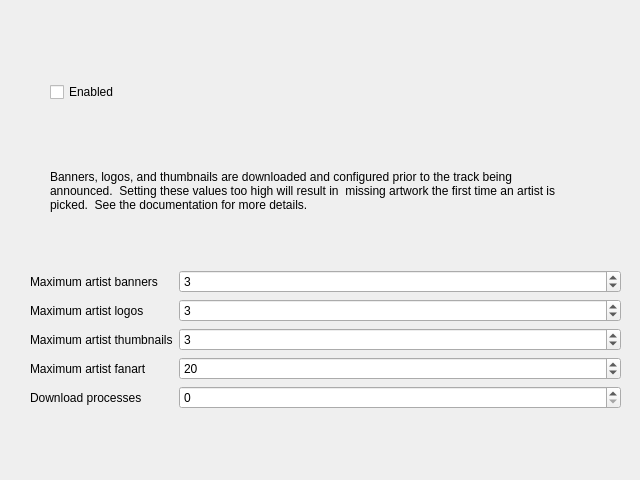
Old version of the form nowplaying/resources/artistextras_ui.ui in the repository e1miran/Now-Playing-Serato.
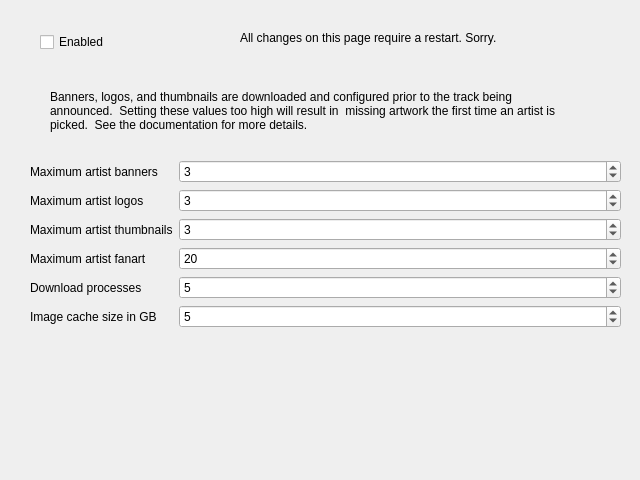
New version of the form.

Commit message: Stale diskcache entries cause image loss (#426)

What changed in the file:
```diff
--- a/nowplaying/resources/artistextras_ui.ui
+++ b/nowplaying/resources/artistextras_ui.ui
@@ -19,8 +19,8 @@
   <widget class="QCheckBox" name="artistextras_checkbox">
    <property name="geometry">
     <rect>
-     <x>50</x>
-     <y>80</y>
+     <x>40</x>
+     <y>30</y>
      <width>82</width>
      <height>24</height>
     </rect>
@@ -33,9 +33,9 @@
    <property name="geometry">
     <rect>
      <x>30</x>
-     <y>270</y>
+     <y>160</y>
      <width>591</width>
-     <height>167</height>
+     <height>194</height>
     </rect>
    </property>
    <layout class="QFormLayout" name="artistextras_layout">
@@ -80,16 +80,6 @@
       </property>
      </widget>
     </item>
-    <item row="1" column="1">
-     <widget class="QSpinBox" name="logos_spin">
-      <property name="minimum">
-       <number>1</number>
-      </property>
-      <property name="value">
-       <number>3</number>
-      </property>
-     </widget>
-    </item>
     <item row="3" column="1">
      <widget class="QSpinBox" name="fanart_spin">
       <property name="minimum">
@@ -115,7 +105,41 @@
      </widget>
     </item>
     <item row="4" column="1">
-     <widget class="QSpinBox" name="processes_spin"/>
+     <widget class="QSpinBox" name="processes_spin">
+      <property name="minimum">
+       <number>1</number>
+      </property>
+      <property name="value">
+       <number>5</number>
+      </property>
+     </widget>
+    </item>
+    <item row="1" column="1">
+     <widget class="QSpinBox" name="logos_spin">
+      <property name="minimum">
+       <number>1</number>
+      </property>
+      <property name="value">
+       <number>3</number>
+      </property>
+     </widget>
+    </item>
+    <item row="5" column="0">
+     <widget class="QLabel" name="sizelimit_label">
+      <property name="text">
+       <string>Image cache size in GB</string>
+      </property>
+     </widget>
+    </item>
+    <item row="5" column="1">
+     <widget class="QSpinBox" name="sizelimit_spin">
+      <property name="minimum">
+       <number>1</number>
+      </property>
+      <property name="value">
+       <number>5</number>
+      </property>
+     </widget>
     </item>
    </layout>
   </widget>
@@ -123,7 +147,7 @@
    <property name="geometry">
     <rect>
      <x>50</x>
-     <y>150</y>
+     <y>70</y>
      <width>511</width>
      <height>81</height>
     </rect>
@@ -135,6 +159,19 @@
     <bool>true</bool>
    </property>
   </widget>
+  <widget class="QLabel" name="label">
+   <property name="geometry">
+    <rect>
+     <x>240</x>
+     <y>30</y>
+     <width>281</width>
+     <height>16</height>
+    </rect>
+   </property>
+   <property name="text">
+    <string>All changes on this page require a restart. Sorry.</string>
+   </property>
+  </widget>
  </widget>
  <resources/>
  <connections/>
```
The commit also changes 5 other files.
